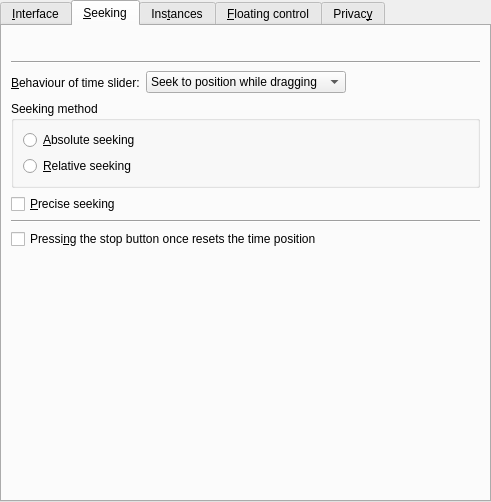
wilbert2000/wzplayer, file src/gui/pref/interface.ui: the form before one commit.
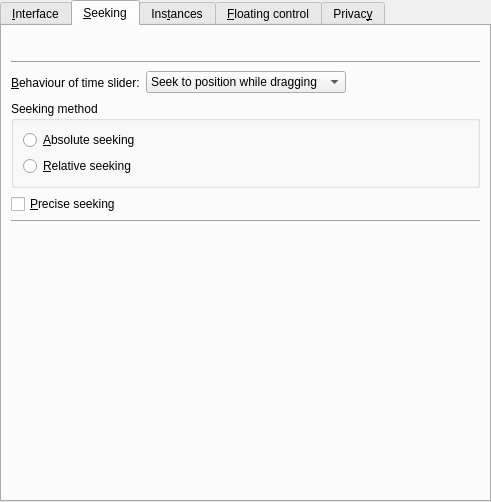
The form after the commit. The open tabs and pages were chosen to show the change. Custom widgets are drawn as their Qt base class.

Commit message: Removed reset stop option from interface settings

Patch:
```diff
--- a/src/gui/pref/interface.ui
+++ b/src/gui/pref/interface.ui
@@ -351,22 +351,6 @@
          </item>
         </layout>
        </item>
-       <item row="0" column="1">
-        <spacer>
-         <property name="orientation">
-          <enum>Qt::Horizontal</enum>
-         </property>
-         <property name="sizeType">
-          <enum>QSizePolicy::Expanding</enum>
-         </property>
-         <property name="sizeHint" stdset="0">
-          <size>
-           <width>350</width>
-           <height>20</height>
-          </size>
-         </property>
-        </spacer>
-       </item>
        <item row="1" column="0" colspan="2">
         <widget class="Line" name="line_4">
          <property name="sizePolicy">
@@ -468,7 +452,7 @@
          </layout>
         </widget>
        </item>
-       <item row="7" column="0" colspan="2">
+       <item row="6" column="0" colspan="2">
         <spacer>
          <property name="orientation">
           <enum>Qt::Vertical</enum>
@@ -488,6 +472,22 @@
          </property>
         </widget>
        </item>
+       <item row="0" column="1">
+        <spacer>
+         <property name="orientation">
+          <enum>Qt::Horizontal</enum>
+         </property>
+         <property name="sizeType">
+          <enum>QSizePolicy::Expanding</enum>
+         </property>
+         <property name="sizeHint" stdset="0">
+          <size>
+           <width>350</width>
+           <height>20</height>
+          </size>
+         </property>
+        </spacer>
+       </item>
        <item row="5" column="0" colspan="2">
         <widget class="Line" name="line_2">
          <property name="orientation">
@@ -495,13 +495,6 @@
          </property>
         </widget>
        </item>
-       <item row="6" column="0" colspan="2">
-        <widget class="QCheckBox" name="reset_stop_check">
-         <property name="text">
-          <string>Pressi&amp;ng the stop button once resets the time position</string>
-         </property>
-        </widget>
-       </item>
       </layout>
      </widget>
      <widget class="QWidget" name="tab_2">
```
Left out of the diff: 1 changed line with no effect on the pictures. The commit also changes 4 other files.
